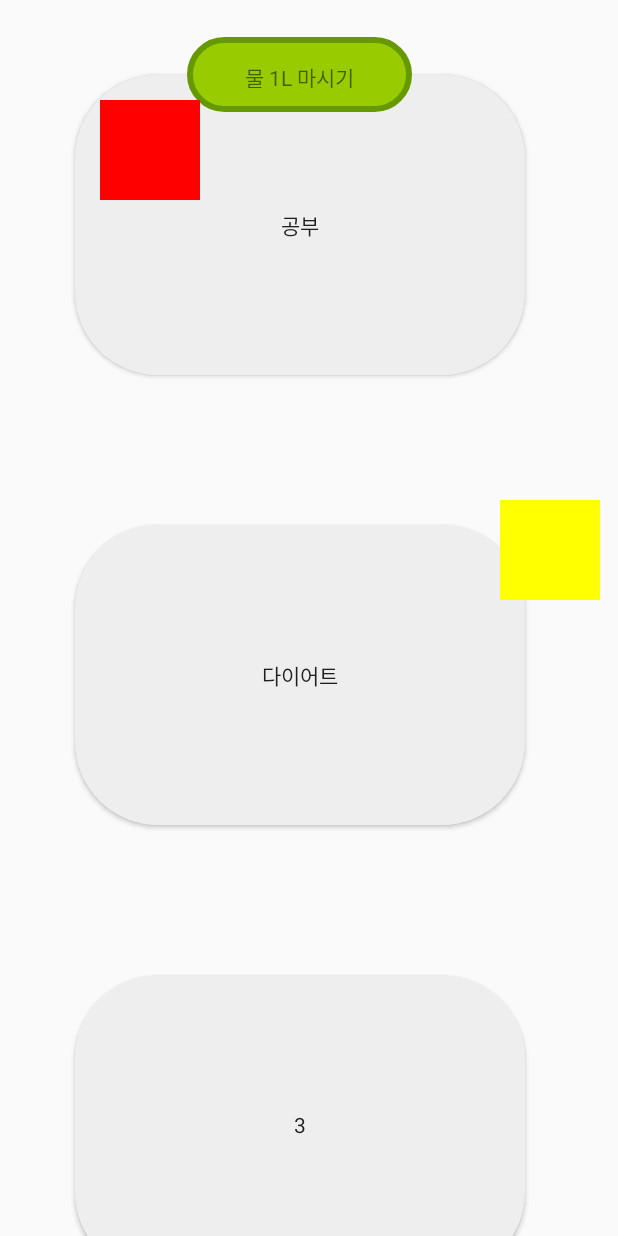
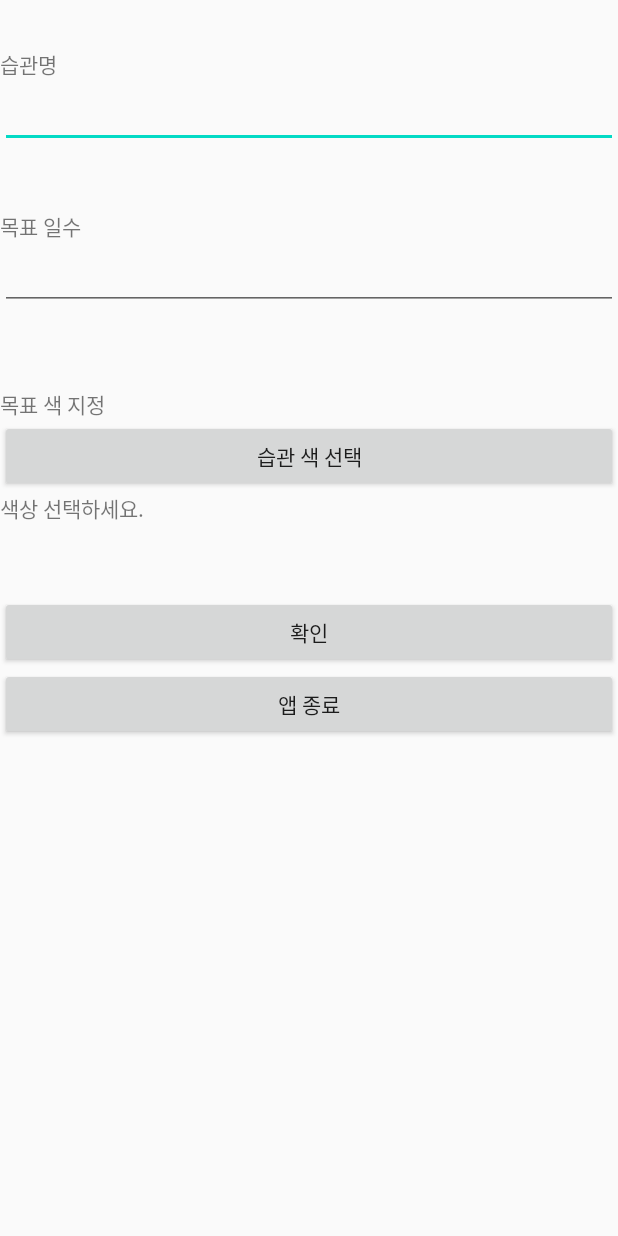
Before and after one commit to kshjaing/Dotive, an Android app: the screen it shows after launch (MainActivity before the commit, CreateActivity after it), on a phone screen of 412 x 824 dp. Run offline under Robolectric (Android 15) with nearby library versions, the phone set to English and light mode, and no system bars; libraries missing offline, so code that uses them is left out: petrov.kristiyan.colorpicker; Roboto replaces fonts that are not available here.

Commit message:
습관 생성 페이지 (컬러픽 라이브러리 적용)
습관 생성 페이지 (컬러픽 라이브러리 적용)

```diff
--- a/app/build.gradle
+++ b/app/build.gradle
@@ -31,4 +31,6 @@ dependencies {
     testImplementation 'junit:junit:4.12'
     androidTestImplementation 'androidx.test.ext:junit:1.1.1'
     androidTestImplementation 'androidx.test.espresso:espresso-core:3.2.0'
+    //Color Picker
+    implementation 'petrov.kristiyan:colorpicker-library:1.1.10'
 }
--- a/app/src/main/AndroidManifest.xml
+++ b/app/src/main/AndroidManifest.xml
@@ -9,9 +9,11 @@
         android:roundIcon="@mipmap/ic_launcher_round"
         android:supportsRtl="true"
         android:theme="@style/AppTheme">
-        <activity android:name="com.example.dotive.ResultActivity"></activity>
-        <activity android:name="com.example.dotive.HabitActivity" />
-        <activity android:name="com.example.dotive.MainActivity">
+
+        <activity android:name=".ResultActivity"/>
+        <activity android:name=".MainActivity" />
+        <activity android:name=".HabitActivity" />
+        <activity android:name=".CreateActivity">
             <intent-filter>
                 <action android:name="android.intent.action.MAIN" />
 
--- /dev/null
+++ b/app/src/main/java/com/example/dotive/CreateActivity.java
@@ -0,0 +1,118 @@
+package com.example.dotive;
+
+import androidx.appcompat.app.AppCompatActivity;
+import androidx.constraintlayout.widget.ConstraintLayout;
+
+import android.os.Bundle;
+import android.view.View;
+import android.widget.Button;
+import android.widget.TextView;
+
+import java.util.ArrayList;
+
+import petrov.kristiyan.colorpicker.ColorPicker;
+
+public class CreateActivity extends AppCompatActivity {
+
+    Button btn_finish; //앱 종료
+    private Button btn_Color_Picker; //색 선택
+    private ConstraintLayout layout;
+    TextView View_Color_Pick; //색상 값 TextView 에 쓸 예정
+
+    @Override
+    protected void onCreate(Bundle savedInstanceState) {
+        super.onCreate(savedInstanceState);
+        setContentView(R.layout.activity_create);
+
+        //객체 인스턴스 초기화
+        btn_finish = (Button) findViewById(R.id.btn_finish);
+        btn_Color_Picker = (Button) findViewById(R.id.btn_Color_Picker);
+        View_Color_Pick = (TextView) findViewById(R.id.View_Color_Pick);
+
+        layout = (ConstraintLayout) findViewById(R.id.layout);
+        //버튼 클릭리스너
+        btn_Color_Picker.setOnClickListener(new View.OnClickListener() {
+            @Override
+            public void onClick(View v) {
+                openColorPicker();
+            }
+        });
+        btn_finish.setOnClickListener(new View.OnClickListener() {
+            @Override
+            public void onClick(View v) {
+                finish(); //앱 종료
+            }
+        });
+    }
+
+    public void openColorPicker() {
+        final ColorPicker colorPicker = new ColorPicker(this); //ColorPicker 객체 생성
+        //colorPicker.show();
+        /*ArrayList<String> colors = new ArrayList<>(); //Color 리스트
+
+        colors.add("#ffab91");
+        colors.add("#F48FB1");
+        colors.add("#ce93d8");
+        colors.add("#b39ddb");
+        colors.add("#9fa8da");
+        colors.add("#90caf9");
+        colors.add("#81d4fa");
+        colors.add("#80deea");
+        colors.add("#80cbc4");
+        colors.add("#c5e1a5");
+        colors.add("#e6ee9c");
+        colors.add("#fff59d");
+        colors.add("#ffe082");
+        colors.add("#ffcc80");
+        colors.add("#bcaaa4");
+
+        colorPicker.setColors(colors) // 만들어둔 list 컬러픽에 적용
+                .setColors(5) //00열
+                .setRoundColorButton(true) //원형버튼
+                .setOnChooseColorListener(new ColorPicker.OnChooseColorListener() {
+                    @Override
+                    public void onChooseColor(int position, int color) {
+                        View_Color_Pick.setText(color);
+                    }
+
+                    @Override
+                    public void onCancel() {
+
+                    }
+                }).show(); //dialog 생성성*/
+
+        ArrayList<String> colors = new ArrayList<>();
+
+        colors.add("#ffab91");
+        colors.add("#F48FB1");
+        colors.add("#ce93d8");
+        colors.add("#b39ddb");
+        colors.add("#9fa8da");
+        colors.add("#90caf9");
+        colors.add("#81d4fa");
+        colors.add("#80deea");
+        colors.add("#80cbc4");
+        colors.add("#c5e1a5");
+        colors.add("#e6ee9c");
+        colors.add("#fff59d");
+        colors.add("#ffe082");
+        colors.add("#ffcc80");
+        colors.add("#bcaaa4");
+
+        colorPicker.setColors(colors)
+                .setColumns(5)
+                .setRoundColorButton(true)
+        .setOnChooseColorListener(new ColorPicker.OnChooseColorListener() {
+            @Override
+            public void onChooseColor(int position, int color) {
+                //View_Color_Pick.setText(color);
+                layout.setBackgroundColor(color);
+            }
+
+            @Override
+            public void onCancel() {
+
+            }
+        }).show();
+    }
+}
--- a/app/src/main/java/com/example/dotive/MainActivity.java
+++ b/app/src/main/java/com/example/dotive/MainActivity.java
@@ -28,9 +28,8 @@ import android.widget.TextView;
 public class MainActivity extends AppCompatActivity {
 
     //여기에 쓰이는 동적 컨트롤들 객체
+    ScrollView scrollView;
     LinearLayout linearLayout;
-    ScrollView scrollView;
-    LinearLayout linearLayout2;
     Button button1;
     Button button2;
     Button button3;
@@ -51,13 +50,10 @@ public class MainActivity extends AppCompatActivity {
         CustomView view = new CustomView(this); //CustomView.java 파일을 불러와 실행
         //setContentView(view); (맨 아래에서 스크롤 뷰를 집어넣음.)
 
+        scrollView = new ScrollView(this);
+
         linearLayout = new LinearLayout(this);
         linearLayout.setOrientation(LinearLayout.VERTICAL);
-
-        scrollView = new ScrollView(this);
-
-        linearLayout2 = new LinearLayout(this);
-        linearLayout2.setOrientation(LinearLayout.VERTICAL);
 
         button1 = new Button(this);
         button2 = new Button(this);
@@ -74,19 +70,18 @@ public class MainActivity extends AppCompatActivity {
         //집합처럼 View를 순서대로 추가중. 마지막에 버튼들.
         //frameLayout에 2개를 추가했다는 점. (이 부분이 버튼과, Paint 를 동시에 보이게 해줌.)
 
-        linearLayout.addView(scrollView);
         scrollView.addView(frameLayout);
 
-        frameLayout.addView(linearLayout2);
+        frameLayout.addView(linearLayout);
         frameLayout.addView(textView1);
         frameLayout.addView(view);
 
-        linearLayout2.addView(button1);
-        linearLayout2.addView(button2);
-        linearLayout2.addView(button3);
-        linearLayout2.addView(button4);
-        linearLayout2.addView(button5);
-        linearLayout2.addView(button6);
+        linearLayout.addView(button1);
+        linearLayout.addView(button2);
+        linearLayout.addView(button3);
+        linearLayout.addView(button4);
+        linearLayout.addView(button5);
+        linearLayout.addView(button6);
 
 
         //java 코드로 폰트 설정 (xml 에서 fontFamily)
@@ -234,7 +229,7 @@ public class MainActivity extends AppCompatActivity {
         });
 
         //제일 위에 있는것을 뿌려야 차례대로 자식view들이 보인다. (중간꺼든 다른거 넣으면 페이탈 에러)
-        setContentView(linearLayout);
+        setContentView(scrollView);
         //setContentView(R.layout.activity_main);
     }
 }
--- a/app/src/main/java/com/example/dotive/ResultActivity.java
+++ b/app/src/main/java/com/example/dotive/ResultActivity.java
@@ -3,7 +3,6 @@ package com.example.dotive;
 import androidx.appcompat.app.AppCompatActivity;
 
 import android.os.Bundle;
-
 
 public class ResultActivity extends AppCompatActivity {
 
@@ -11,6 +10,5 @@ public class ResultActivity extends AppCompatActivity {
     protected void onCreate(Bundle savedInstanceState) {
         super.onCreate(savedInstanceState);
         setContentView(R.layout.activity_result);
-
     }
 }
--- /dev/null
+++ b/app/src/main/res/layout/activity_create.xml
@@ -0,0 +1,92 @@
+<?xml version="1.0" encoding="utf-8"?>
+<androidx.constraintlayout.widget.ConstraintLayout xmlns:android="http://schemas.android.com/apk/res/android"
+    xmlns:app="http://schemas.android.com/apk/res-auto"
+    xmlns:tools="http://schemas.android.com/tools"
+    android:id="@+id/layout"
+    android:layout_width="match_parent"
+    android:layout_height="match_parent"
+    tools:context=".CreateActivity">
+
+    <TextView
+        android:id="@+id/textView3"
+        android:layout_width="wrap_content"
+        android:layout_height="wrap_content"
+        android:layout_marginTop="32dp"
+        android:text="습관명"
+        app:layout_constraintStart_toStartOf="@+id/edit_Habit_Name"
+        app:layout_constraintTop_toTopOf="parent" />
+
+    <EditText
+        android:id="@+id/edit_Habit_Name"
+        android:layout_width="0dp"
+        android:layout_height="wrap_content"
+        app:layout_constraintEnd_toEndOf="parent"
+        app:layout_constraintStart_toStartOf="parent"
+        app:layout_constraintTop_toBottomOf="@+id/textView3" />
+
+    <TextView
+        android:id="@+id/textView5"
+        android:layout_width="wrap_content"
+        android:layout_height="wrap_content"
+        android:layout_marginTop="41dp"
+        android:text="목표 일수"
+        app:layout_constraintStart_toStartOf="@+id/edit_Habit_Day_Num"
+        app:layout_constraintTop_toBottomOf="@+id/edit_Habit_Name" />
+
+    <TextView
+        android:id="@+id/textView7"
+        android:layout_width="wrap_content"
+        android:layout_height="wrap_content"
+        android:layout_marginTop="52dp"
+        android:text="목표 색 지정"
+        app:layout_constraintStart_toStartOf="@+id/btn_Color_Picker"
+        app:layout_constraintTop_toBottomOf="@+id/edit_Habit_Day_Num" />
+
+    <EditText
+        android:id="@+id/edit_Habit_Day_Num"
+        android:layout_width="0dp"
+        android:layout_height="wrap_content"
+        android:ems="10"
+        android:inputType="number"
+        app:layout_constraintEnd_toEndOf="parent"
+        app:layout_constraintStart_toStartOf="parent"
+        app:layout_constraintTop_toBottomOf="@+id/textView5" />
+
+    <Button
+        android:id="@+id/btn_OK"
+        android:layout_width="0dp"
+        android:layout_height="wrap_content"
+        android:layout_marginTop="48dp"
+        android:text="확인"
+        app:layout_constraintEnd_toEndOf="parent"
+        app:layout_constraintStart_toStartOf="parent"
+        app:layout_constraintTop_toBottomOf="@+id/View_Color_Pick" />
+
+    <Button
+        android:id="@+id/btn_finish"
+        android:layout_width="0dp"
+        android:layout_height="wrap_content"
+        android:text="앱 종료"
+        app:layout_constraintEnd_toEndOf="parent"
+        app:layout_constraintStart_toStartOf="parent"
+        app:layout_constraintTop_toBottomOf="@+id/btn_OK" />
+
+    <Button
+        android:id="@+id/btn_Color_Picker"
+        android:layout_width="0dp"
+        android:layout_height="wrap_content"
+        android:text="습관 색 선택"
+        app:layout_constraintEnd_toEndOf="parent"
+        app:layout_constraintStart_toStartOf="parent"
+        app:layout_constraintTop_toBottomOf="@+id/textView7" />
+
+    <TextView
+        android:id="@+id/View_Color_Pick"
+        android:layout_width="0dp"
+        android:layout_height="wrap_content"
+        android:text="색상 선택하세요."
+        app:layout_constraintEnd_toEndOf="parent"
+        app:layout_constraintStart_toStartOf="parent"
+        app:layout_constraintTop_toBottomOf="@+id/btn_Color_Picker" />
+
+</androidx.constraintlayout.widget.ConstraintLayout>
--- a/app/src/main/res/layout/activity_result.xml
+++ b/app/src/main/res/layout/activity_result.xml
@@ -4,6 +4,4 @@
     xmlns:tools="http://schemas.android.com/tools"
     android:layout_width="match_parent"
     android:layout_height="match_parent"
-    tools:context=".ResultActivity">
-
-</androidx.constraintlayout.widget.ConstraintLayout>
+    tools:context=".ResultActivity"/>
```
